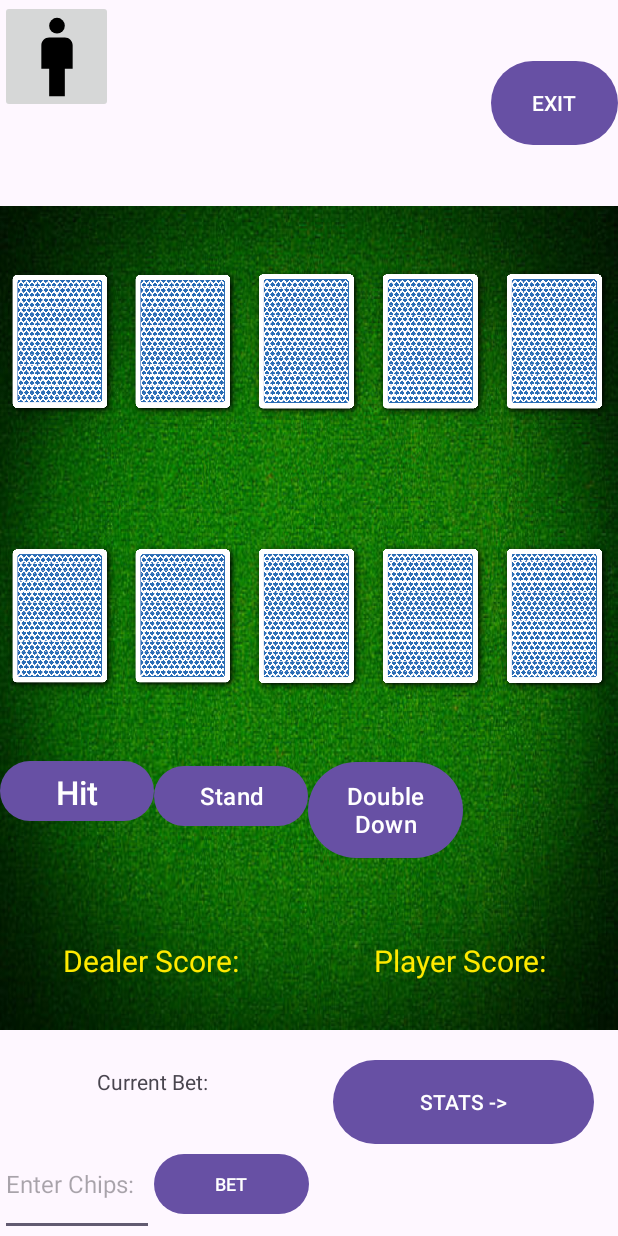
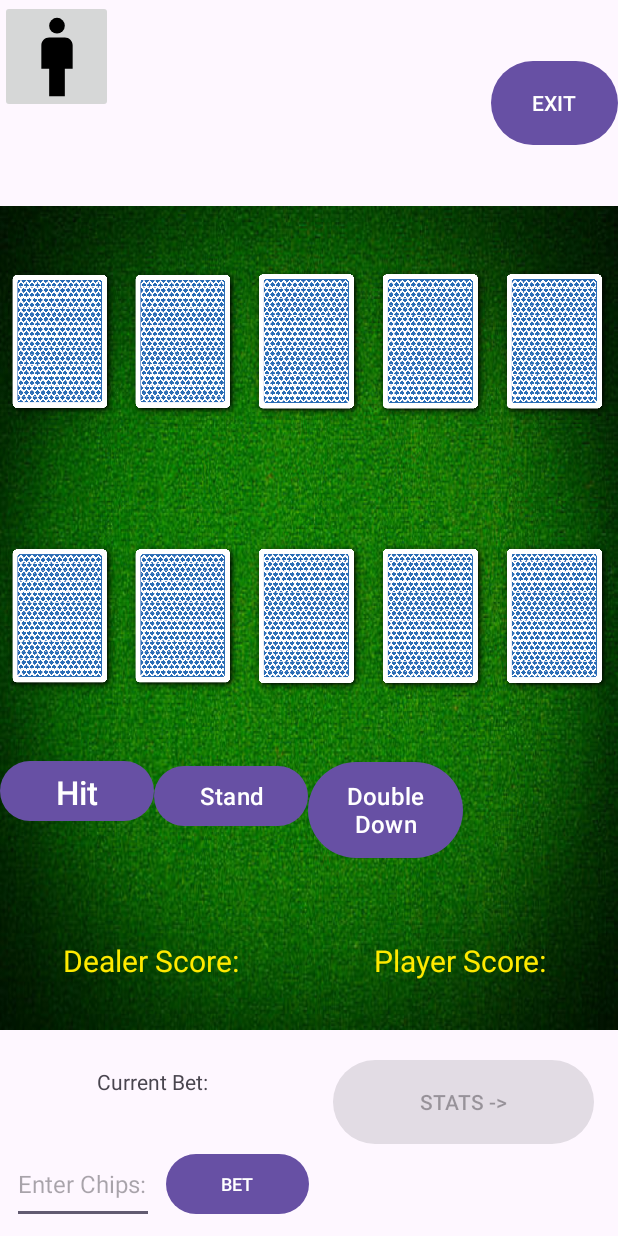
Before and after one commit to trevorcoyle23/BlackJack2, an Android app: the layout activity_table.xml on its own in the app's theme, with its tools: preview values and no code run, on a phone screen of 412 x 824 dp. Run offline under Robolectric (Android 15) with nearby library versions, the phone set to English and light mode, and no system bars.

Commit message:
more bug fixes

```diff
--- a/app/src/main/res/layout/activity_table.xml
+++ b/app/src/main/res/layout/activity_table.xml
@@ -216,6 +216,7 @@
                 android:layout_width="match_parent"
                 android:layout_height="0dp">
                 <EditText
+                    android:layout_margin="8dp"
                     android:id="@+id/betEditText"
                     android:textSize="16sp"
                     android:hint="Enter Chips:"
@@ -244,6 +245,7 @@
             android:layout_height="match_parent">
 
             <Button
+                android:enabled="false"
                 android:id="@+id/statsButton"
                 android:text="STATS ->"
                 android:layout_width="0dp"
```
